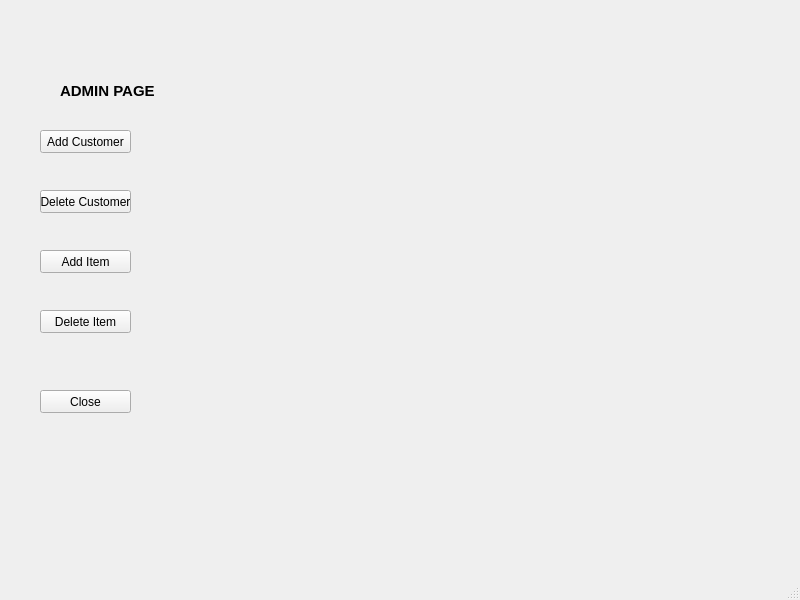
Old version of the form adminpage.ui in the repository MHJBEAST1101/CS1C-Project-2-Bulk-Club.
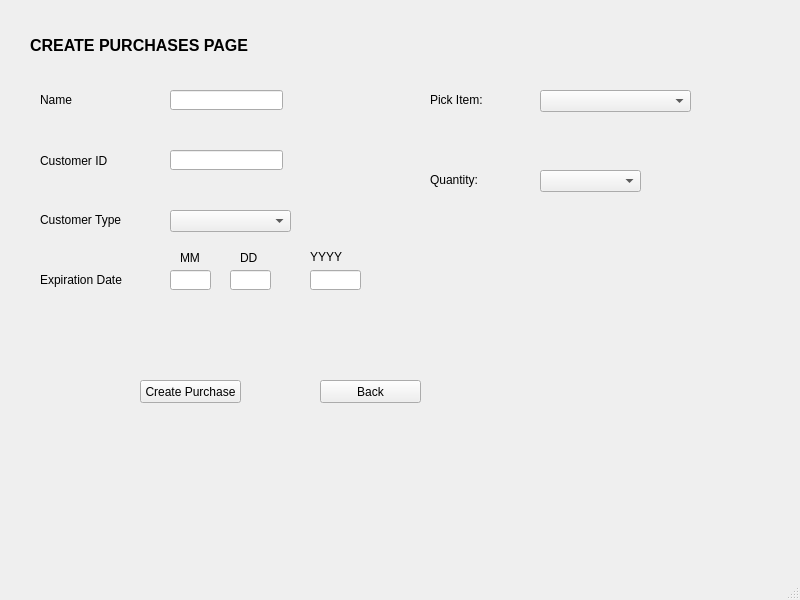
New version of the form.

```diff
--- a/adminpage.ui
+++ b/adminpage.ui
@@ -18,21 +18,21 @@
     <property name="geometry">
      <rect>
       <x>0</x>
-      <y>30</y>
-      <width>751</width>
-      <height>431</height>
+      <y>10</y>
+      <width>781</width>
+      <height>551</height>
      </rect>
     </property>
     <property name="currentIndex">
-     <number>0</number>
+     <number>1</number>
     </property>
     <widget class="QWidget" name="adminHomePage">
      <widget class="QLabel" name="label">
       <property name="geometry">
        <rect>
-        <x>60</x>
+        <x>40</x>
         <y>40</y>
-        <width>101</width>
+        <width>151</width>
         <height>41</height>
        </rect>
       </property>
@@ -52,7 +52,7 @@
        <rect>
         <x>40</x>
         <y>100</y>
-        <width>91</width>
+        <width>131</width>
         <height>23</height>
        </rect>
       </property>
@@ -65,7 +65,7 @@
        <rect>
         <x>40</x>
         <y>160</y>
-        <width>91</width>
+        <width>131</width>
         <height>23</height>
        </rect>
       </property>
@@ -78,7 +78,7 @@
        <rect>
         <x>40</x>
         <y>220</y>
-        <width>91</width>
+        <width>131</width>
         <height>23</height>
        </rect>
       </property>
@@ -91,7 +91,7 @@
        <rect>
         <x>40</x>
         <y>280</y>
-        <width>91</width>
+        <width>131</width>
         <height>23</height>
        </rect>
       </property>
@@ -112,6 +112,264 @@
        <string>Close</string>
       </property>
      </widget>
+     <widget class="QPushButton" name="createPurchasesBtn">
+      <property name="geometry">
+       <rect>
+        <x>380</x>
+        <y>90</y>
+        <width>151</width>
+        <height>23</height>
+       </rect>
+      </property>
+      <property name="text">
+       <string>Create Purchases</string>
+      </property>
+     </widget>
+    </widget>
+    <widget class="QWidget" name="CreatePurchasesPage">
+     <widget class="QLabel" name="label_10">
+      <property name="geometry">
+       <rect>
+        <x>30</x>
+        <y>10</y>
+        <width>221</width>
+        <height>51</height>
+       </rect>
+      </property>
+      <property name="font">
+       <font>
+        <pointsize>12</pointsize>
+        <weight>75</weight>
+        <bold>true</bold>
+       </font>
+      </property>
+      <property name="text">
+       <string>CREATE PURCHASES PAGE</string>
+      </property>
+     </widget>
+     <widget class="QLabel" name="label_11">
+      <property name="geometry">
+       <rect>
+        <x>40</x>
+        <y>80</y>
+        <width>111</width>
+        <height>20</height>
+       </rect>
+      </property>
+      <property name="text">
+       <string>Name</string>
+      </property>
+     </widget>
+     <widget class="QLabel" name="label_12">
+      <property name="geometry">
+       <rect>
+        <x>40</x>
+        <y>140</y>
+        <width>111</width>
+        <height>21</height>
+       </rect>
+      </property>
+      <property name="text">
+       <string>Customer ID</string>
+      </property>
+     </widget>
+     <widget class="QLineEdit" name="addYearLineEdit">
+      <property name="geometry">
+       <rect>
+        <x>310</x>
+        <y>260</y>
+        <width>51</width>
+        <height>20</height>
+       </rect>
+      </property>
+     </widget>
+     <widget class="QLineEdit" name="addNameLineEdit">
+      <property name="geometry">
+       <rect>
+        <x>170</x>
+        <y>80</y>
+        <width>113</width>
+        <height>20</height>
+       </rect>
+      </property>
+     </widget>
+     <widget class="QLabel" name="label_13">
+      <property name="geometry">
+       <rect>
+        <x>40</x>
+        <y>200</y>
+        <width>121</width>
+        <height>20</height>
+       </rect>
+      </property>
+      <property name="text">
+       <string>Customer Type</string>
+      </property>
+     </widget>
+     <widget class="QLabel" name="label_14">
+      <property name="geometry">
+       <rect>
+        <x>40</x>
+        <y>260</y>
+        <width>111</width>
+        <height>20</height>
+       </rect>
+      </property>
+      <property name="text">
+       <string>Expiration Date</string>
+      </property>
+     </widget>
+     <widget class="QLabel" name="label_15">
+      <property name="geometry">
+       <rect>
+        <x>180</x>
+        <y>240</y>
+        <width>21</width>
+        <height>16</height>
+       </rect>
+      </property>
+      <property name="text">
+       <string>MM</string>
+      </property>
+     </widget>
+     <widget class="QLabel" name="label_16">
+      <property name="geometry">
+       <rect>
+        <x>310</x>
+        <y>240</y>
+        <width>47</width>
+        <height>13</height>
+       </rect>
+      </property>
+      <property name="text">
+       <string>YYYY</string>
+      </property>
+     </widget>
+     <widget class="QLineEdit" name="addDayLineEdit">
+      <property name="geometry">
+       <rect>
+        <x>230</x>
+        <y>260</y>
+        <width>41</width>
+        <height>20</height>
+       </rect>
+      </property>
+     </widget>
+     <widget class="QLineEdit" name="addMonthLineEdit">
+      <property name="geometry">
+       <rect>
+        <x>170</x>
+        <y>260</y>
+        <width>41</width>
+        <height>20</height>
+       </rect>
+      </property>
+     </widget>
+     <widget class="QLabel" name="label_17">
+      <property name="geometry">
+       <rect>
+        <x>240</x>
+        <y>240</y>
+        <width>21</width>
+        <height>16</height>
+       </rect>
+      </property>
+      <property name="text">
+       <string>DD</string>
+      </property>
+     </widget>
+     <widget class="QLineEdit" name="addIdLineEdit">
+      <property name="geometry">
+       <rect>
+        <x>170</x>
+        <y>140</y>
+        <width>113</width>
+        <height>20</height>
+       </rect>
+      </property>
+     </widget>
+     <widget class="QLabel" name="label_18">
+      <property name="geometry">
+       <rect>
+        <x>430</x>
+        <y>80</y>
+        <width>81</width>
+        <height>20</height>
+       </rect>
+      </property>
+      <property name="text">
+       <string>Pick Item: </string>
+      </property>
+     </widget>
+     <widget class="QComboBox" name="pickItemComboBox">
+      <property name="geometry">
+       <rect>
+        <x>540</x>
+        <y>80</y>
+        <width>151</width>
+        <height>22</height>
+       </rect>
+      </property>
+     </widget>
+     <widget class="QLabel" name="label_24">
+      <property name="geometry">
+       <rect>
+        <x>430</x>
+        <y>160</y>
+        <width>81</width>
+        <height>20</height>
+       </rect>
+      </property>
+      <property name="text">
+       <string>Quantity:</string>
+      </property>
+     </widget>
+     <widget class="QComboBox" name="pickQtyLComboBox">
+      <property name="geometry">
+       <rect>
+        <x>540</x>
+        <y>160</y>
+        <width>101</width>
+        <height>22</height>
+       </rect>
+      </property>
+     </widget>
+     <widget class="QPushButton" name="createPurchasePushBtn">
+      <property name="geometry">
+       <rect>
+        <x>140</x>
+        <y>370</y>
+        <width>101</width>
+        <height>23</height>
+       </rect>
+      </property>
+      <property name="text">
+       <string>Create Purchase</string>
+      </property>
+     </widget>
+     <widget class="QPushButton" name="createPurchaseBackBtn">
+      <property name="geometry">
+       <rect>
+        <x>320</x>
+        <y>370</y>
+        <width>101</width>
+        <height>23</height>
+       </rect>
+      </property>
+      <property name="text">
+       <string>Back</string>
+      </property>
+     </widget>
+     <widget class="QComboBox" name="customerTypeComboBox">
+      <property name="geometry">
+       <rect>
+        <x>170</x>
+        <y>200</y>
+        <width>121</width>
+        <height>22</height>
+       </rect>
+      </property>
+     </widget>
     </widget>
     <widget class="QWidget" name="addCustomer">
      <widget class="QPushButton" name="cancelButton">
```
Left out of the diff: 40 changed lines with no effect on the pictures.
